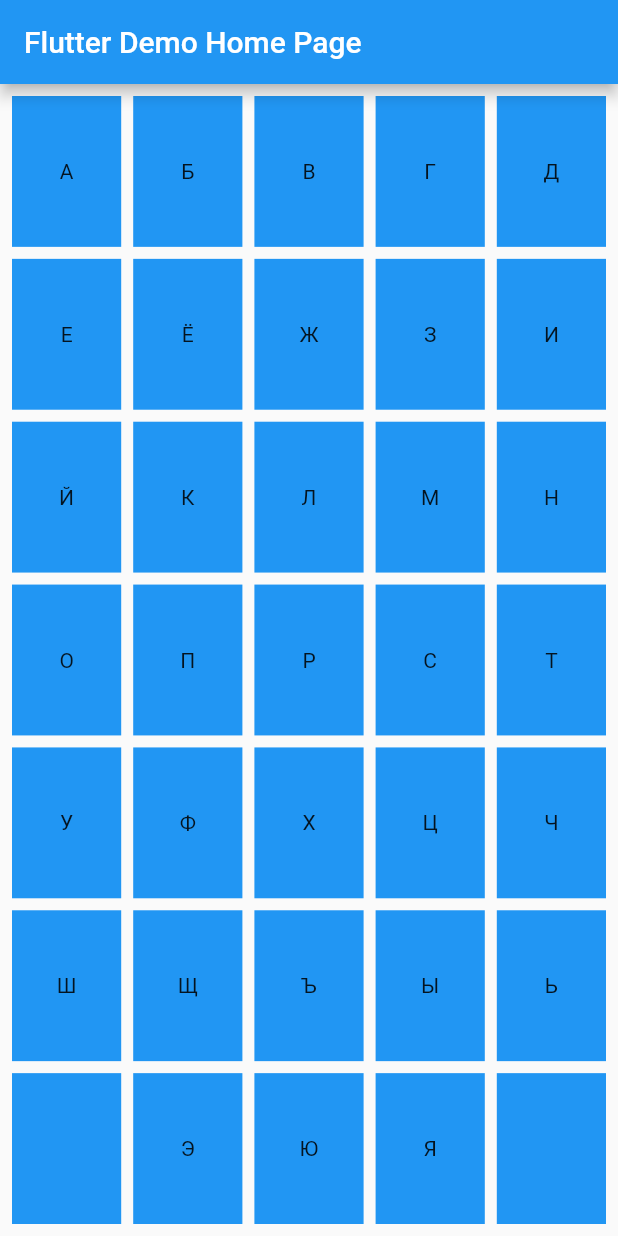
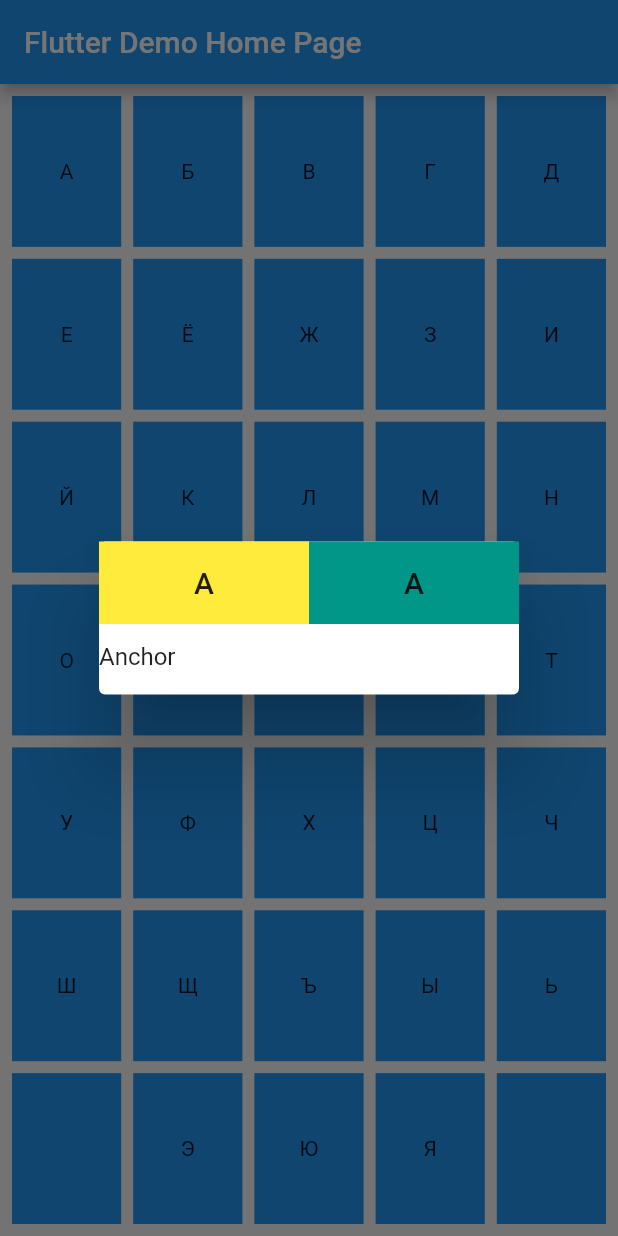
Before and after one commit to funnygerman/russianalphabet, a Flutter app: the screen it shows after launch, after a tap on an icon or button, on a phone screen of 412 x 824 dp. Run offline on Flutter 3.47's test engine with Material 2 defaults, Android fonts, the phone set to English and light mode, and no system bars.

```diff
--- a/lib/widget/letter_board.dart
+++ b/lib/widget/letter_board.dart
@@ -1,12 +1,17 @@
 import 'package:flutter/material.dart';
+import 'package:russianalphabet/consts/letters.dart';
+import 'package:russianalphabet/i18n/app_localizations.dart';
+import 'package:russianalphabet/model/letter.dart';
 import 'package:russianalphabet/model/letter_card_item.dart';
 
 class LetterBoard extends StatelessWidget {
   final int boardWidth;
   final int boardHeight;
   final List<LetterCardItem> items;
+  final Function(String) onItemClick;
 
-  LetterBoard({this.boardWidth, this.boardHeight, this.items});
+  LetterBoard(
+      {this.boardWidth, this.boardHeight, this.items, this.onItemClick});
 
   @override
   Widget build(BuildContext context) {
@@ -37,39 +42,77 @@ class LetterBoard extends StatelessWidget {
   List<Widget> _addRowElements(int rowNumber, BuildContext context) {
     var elements = <Widget>[];
     for (var i = 0; i < boardWidth; i++) {
-      LetterCardItem currentItem = items[rowNumber * boardWidth + i];
       elements.add(
         Expanded(
-          child: LetterCard(
-            letterKey: currentItem.key,
-            text: currentItem.text,
-          ),
+          child: buildLetterCard(context, rowNumber * boardWidth + i),
         ),
       );
     }
     return elements;
   }
-}
 
-class LetterCard extends StatelessWidget {
-  final String letterKey;
-  final String text;
-
-  LetterCard({this.letterKey, this.text});
-
-  @override
-  Widget build(BuildContext context) {
+  Widget buildLetterCard(BuildContext context, int index) {
+    LetterCardItem currentItem = items[index];
+    String letterKey = currentItem.key;
     return GestureDetector(
-      onTap: () => print('The letter with key $letterKey was pressed'),
+      onTap: () {
+        print('The letter with key $letterKey was pressed');
+        // onItemClick(letterKey);
+        Letter pressedLetter = letters[letterKey];
+        showDialog(
+            context: context,
+            builder: (BuildContext context) {
+              return LetterDetailsDialog(pressedLetter: pressedLetter);
+            });
+      },
       child: Container(
         margin: EdgeInsets.all(4.0),
         color: Colors.blue,
         child: Center(
           child: Text(
-            text,
+            currentItem.text,
           ),
         ),
       ),
     );
   }
 }
+
+class LetterDetailsDialog extends StatelessWidget {
+  final Letter pressedLetter;
+
+  LetterDetailsDialog({this.pressedLetter});
+
+  @override
+  Widget build(BuildContext context) {
+    return SimpleDialog(
+      titlePadding: EdgeInsets.all(0.0),
+      title: Row(
+        children: <Widget>[
+          Expanded(
+            child: Container(
+              padding: EdgeInsets.all(16.0),
+              color: Colors.yellow,
+              child: Center(
+                child: Text(pressedLetter.letter),
+              ),
+            ),
+          ),
+          Expanded(
+            child: Container(
+              padding: EdgeInsets.all(16.0),
+              color: Colors.teal,
+              child: Center(
+                child: Text(AppLocalizations.of(context)
+                    .string(pressedLetter.transcriptionStrKey)),
+              ),
+            ),
+          ),
+        ],
+      ),
+      children: <Widget>[
+        Text(AppLocalizations.of(context).string(pressedLetter.exampleStrKey)),
+      ],
+    );
+  }
+}
```
